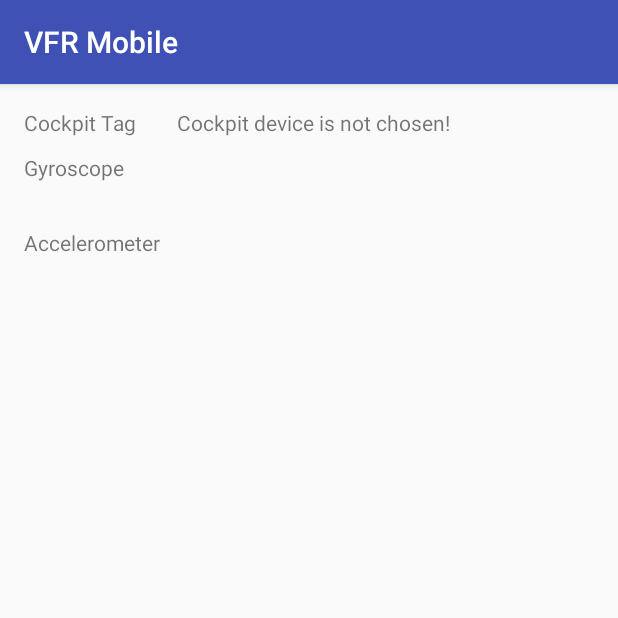
After one commit to Nevaan/vfrApp, an Android app: the DataRegistrationActivity screen opened directly, with no data from a screen before it, on a phone screen of 412 x 824 dp, the top half of it. The commit adds this screen. Run offline under Robolectric (Android 15) with nearby library versions, the phone set to English and light mode, and no system bars; 6 statements that could not run were skipped.

Commit message:
Added reading data from cockpit tag

```diff
--- /dev/null
+++ b/vfr.mobile/app/src/main/java/com/losek/vfrmobile/DataRegistrationActivity.java
@@ -0,0 +1,76 @@
+package com.losek.vfrmobile;
+
+import android.support.v7.app.AppCompatActivity;
+import android.os.Bundle;
+import android.widget.TextView;
+
+import com.st.BlueSTSDK.Feature;
+import com.st.BlueSTSDK.Features.FeatureAcceleration;
+import com.st.BlueSTSDK.Features.FeatureGyroscope;
+import com.st.BlueSTSDK.Node;
+
+public class DataRegistrationActivity extends AppCompatActivity {
+
+    private VfrApplication vfrApp;
+    private Feature gyroscopeFeature;
+    private Feature accelerometerFeature;
+
+    private Feature.FeatureListener gyroListener;
+    private Feature.FeatureListener accListener;
+
+    @Override
+    protected void onCreate(Bundle savedInstanceState) {
+        super.onCreate(savedInstanceState);
+        setContentView(R.layout.activity_data_registration);
+        vfrApp = (VfrApplication) getApplication();
+
+        initializeNames();
+
+        gyroscopeFeature = vfrApp.getCockpitTag().getFeature(FeatureGyroscope.class);
+        accelerometerFeature = vfrApp.getCockpitTag().getFeature(FeatureAcceleration.class);
+
+        gyroListener = new GenericFragmentUpdate((TextView) findViewById(R.id.gyroscope_value));
+        accListener = new GenericFragmentUpdate((TextView) findViewById(R.id.acc_value));
+
+        gyroscopeFeature.addFeatureListener(gyroListener);
+        accelerometerFeature.addFeatureListener(accListener);
+
+        vfrApp.getCockpitTag().enableNotification(gyroscopeFeature);
+        vfrApp.getCockpitTag().enableNotification(accelerometerFeature);
+
+    }
+
+
+    private void initializeNames(){
+        TextView cockpitTagTextView = (TextView) findViewById(R.id.cockpitTagNameLabel);
+
+        Node cockpitNode = vfrApp.getCockpitTag();
+
+        if(cockpitNode != null) {
+            cockpitTagTextView.setText(cockpitNode.getFriendlyName());
+        } else {
+            cockpitTagTextView.setText("Cockpit device is not chosen!");
+        }
+    }
+
+    private class GenericFragmentUpdate implements Feature.FeatureListener {
+
+        final private TextView mTextView;
+
+        public GenericFragmentUpdate(TextView text) {
+            mTextView = text;
+        }
+
+        @Override
+        public void onUpdate(Feature f, Feature.Sample sample) {
+            final String featureDump = f.getSample().toString();
+            DataRegistrationActivity.this.runOnUiThread(new Runnable() {
+                @Override
+                public void run() {
+                    mTextView.setText(featureDump);
+                }
+            });
+        }
+    }
+
+}
--- /dev/null
+++ b/vfr.mobile/app/src/main/res/layout/activity_data_registration.xml
@@ -0,0 +1,89 @@
+<?xml version="1.0" encoding="utf-8"?>
+<RelativeLayout xmlns:android="http://schemas.android.com/apk/res/android"
+    xmlns:tools="http://schemas.android.com/tools"
+    android:id="@+id/activity_data_registration"
+    android:layout_width="match_parent"
+    android:layout_height="match_parent"
+    android:paddingBottom="@dimen/activity_vertical_margin"
+    android:paddingLeft="@dimen/activity_horizontal_margin"
+    android:paddingRight="@dimen/activity_horizontal_margin"
+    android:paddingTop="@dimen/activity_vertical_margin"
+    tools:context="com.losek.vfrmobile.DataRegistrationActivity">
+
+    <LinearLayout
+        android:orientation="horizontal"
+        android:layout_width="match_parent"
+        android:layout_height="30dp"
+        android:layout_alignParentTop="true"
+        android:layout_alignParentStart="true"
+        android:id="@+id/cockpitNameLayout">
+
+        <TextView
+            android:text="@string/cockpit_tag_register_text"
+            android:layout_width="wrap_content"
+            android:layout_height="wrap_content"
+            android:layout_alignBottom="@+id/cockpitTagNameLabel"
+            android:layout_toEndOf="@+id/cockpitTagNameLabel"
+
+            android:id="@+id/cockpitTagLabel"
+            android:layout_weight="0.2"/>
+
+        <TextView
+            android:layout_width="wrap_content"
+            android:layout_height="wrap_content"
+            android:layout_alignParentTop="true"
+            android:layout_alignParentStart="true"
+            android:id="@+id/cockpitTagNameLabel"
+            android:layout_weight="0.7"/>
+    </LinearLayout>
+
+    <LinearLayout
+        android:orientation="vertical"
+        android:layout_width="match_parent"
+        android:layout_height="100dp"
+        android:layout_below="@+id/cockpitNameLayout"
+        android:layout_alignParentStart="true">
+
+        <LinearLayout
+            android:orientation="horizontal"
+            android:layout_width="match_parent"
+            android:layout_height="50dp"
+            android:id="@+id/CockpitGyroLayout">
+
+            <TextView
+                android:text="@string/gyroscope_label"
+                android:layout_width="wrap_content"
+                android:layout_height="wrap_content"
+                android:id="@+id/gyroscope_label"
+                android:layout_weight="0.3" />
+
+            <TextView
+                android:text=""
+                android:layout_width="wrap_content"
+                android:layout_height="wrap_content"
+                android:id="@+id/gyroscope_value"
+                android:layout_weight="0.7" />
+        </LinearLayout>
+
+        <LinearLayout
+            android:orientation="horizontal"
+            android:layout_width="match_parent"
+            android:layout_height="50dp"
+            android:id="@+id/CockpitAccLayout">
+
+            <TextView
+                android:text="@string/accelerometer_label"
+                android:layout_width="wrap_content"
+                android:layout_height="wrap_content"
+                android:id="@+id/acc_label"
+                android:layout_weight="0.3" />
+
+            <TextView
+                android:text=""
+                android:layout_width="wrap_content"
+                android:layout_height="wrap_content"
+                android:id="@+id/acc_value"
+                android:layout_weight="0.7" />
+        </LinearLayout>
+    </LinearLayout>
+</RelativeLayout>
--- a/vfr.mobile/app/src/main/res/layout/activity_main.xml
+++ b/vfr.mobile/app/src/main/res/layout/activity_main.xml
@@ -82,5 +82,6 @@
         android:id="@+id/start_button"
         android:layout_below="@+id/pair_helmet_button"
         android:layout_centerHorizontal="true"
-        android:layout_marginTop="72dp" />
+        android:layout_marginTop="72dp"
+        android:onClick="startRegistering"/>
 </RelativeLayout>
--- a/vfr.mobile/app/src/main/res/values/strings.xml
+++ b/vfr.mobile/app/src/main/res/values/strings.xml
@@ -9,6 +9,13 @@
     <string name="ble_not_supported">Low Energy Bluetooth is not available on this device</string>
     <string name="scan_for_devices">Start scan</string>
     <string name="device_already_connected">You already selected that device!</string>
+    <string name="cockpit_tag_register_text">Cockpit Tag</string>
+    <string name="paired_device_dialog_prompt">This device is already paired. Do you want to unbind it?</string>
+    <string name="yes_text">Yes</string>
+    <string name="no_text">No</string>
+    <string name="unpair_device_dialog_title">Unpair device</string>
+    <string name="gyroscope_label">Gyroscope</string>
+    <string name="accelerometer_label">Accelerometer</string>
     <!-- TESTING -->
 
 
```
Also changed, not shown: vfr.mobile/app/src/main/AndroidManifest.xml (+4 -3 lines), vfr.mobile/app/src/main/java/com/losek/vfrmobile/MainActivity.java (+10 -2 lines), vfr.mobile/app/src/main/java/com/losek/vfrmobile/ScanDevices.java (+38 -9 lines).
